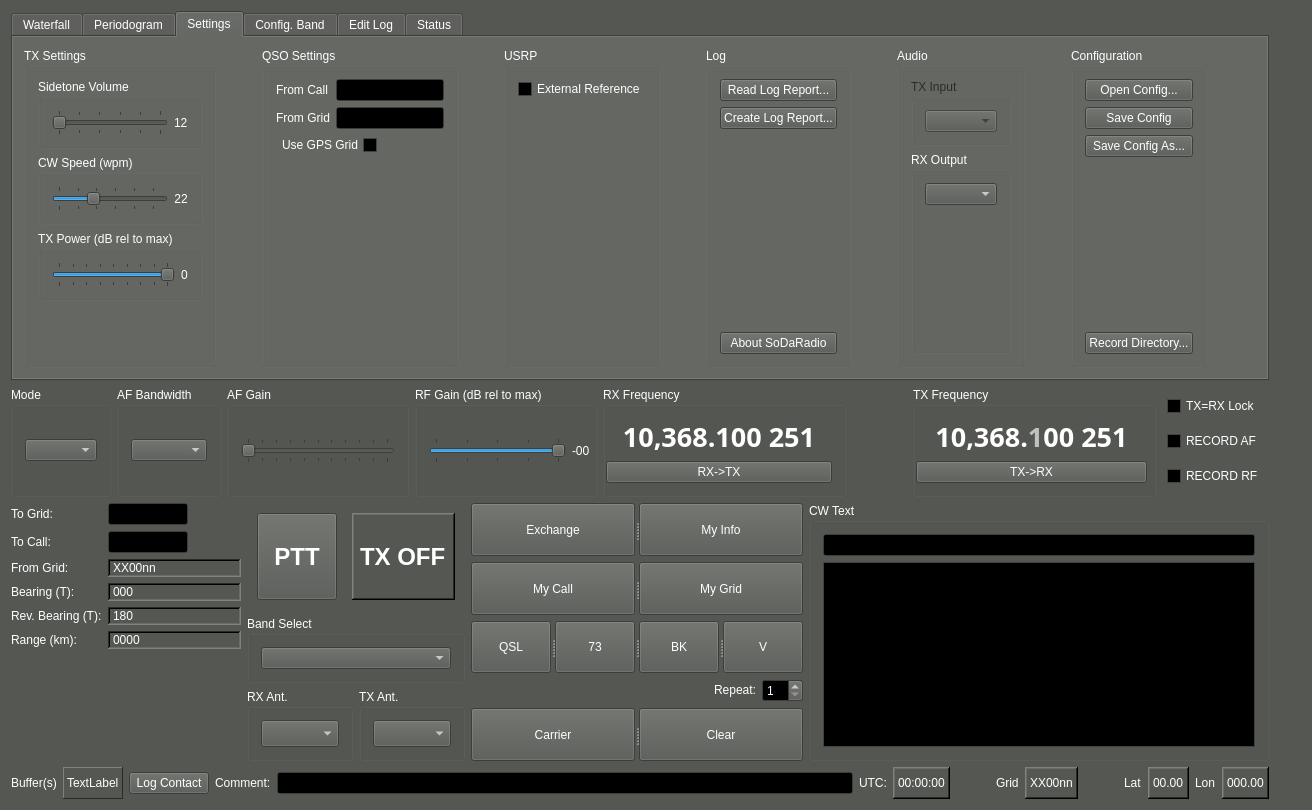
Above: qtgui/mainwindow.ui from kb1vc/SoDaRadio before the change. Below: the same form after it.
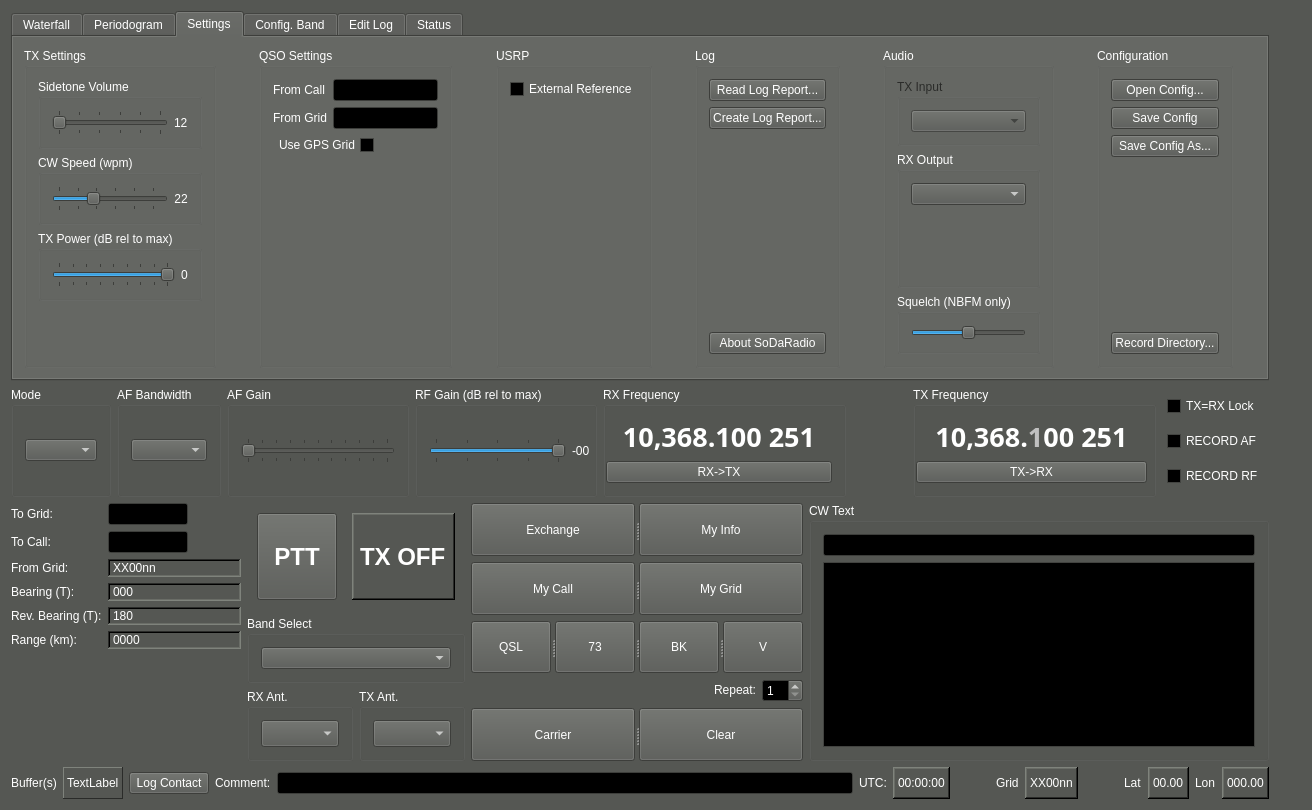
That is the form after the change. The open tabs and pages were chosen to show the change. Icons and pictures are not drawn. Custom widgets are drawn as their Qt base class.

Commit message: NBFM has a squelch setting on the SETTINGS tab.  It is unitless, and its setting is relative to the RF gain setting, so the two interact... sigh. The alternative would scan the whole IF span and look for the in-band energy to be greater than "squelch dB" above the average density.  But that isn't very convenient with the way the IF strip (see src/BaseBandRX.cxx) is organized.

```diff
--- a/qtgui/mainwindow.ui
+++ b/qtgui/mainwindow.ui
@@ -1189,6 +1189,31 @@
                </layout>
               </widget>
              </item>
+             <item>
+              <widget class="QGroupBox" name="SquelchBox">
+               <property name="title">
+                <string>Squelch (NBFM only)</string>
+               </property>
+               <layout class="QVBoxLayout" name="verticalLayout_5">
+                <item>
+                 <widget class="QSlider" name="Squelch_sli">
+                  <property name="toolTip">
+                   <string>&lt;html&gt;&lt;head/&gt;&lt;body&gt;&lt;p&gt;IF level required to enable NBFM demod&lt;/p&gt;&lt;p&gt;&lt;br/&gt;&lt;/p&gt;&lt;p&gt;Note that squelch level is with reference to RF gain setting. Increased RF gain will decrease the signal strength necessary to break the squelch. &lt;/p&gt;&lt;p&gt;&lt;br/&gt;&lt;/p&gt;&lt;/body&gt;&lt;/html&gt;</string>
+                  </property>
+                  <property name="maximum">
+                   <number>12</number>
+                  </property>
+                  <property name="sliderPosition">
+                   <number>6</number>
+                  </property>
+                  <property name="orientation">
+                   <enum>Qt::Horizontal</enum>
+                  </property>
+                 </widget>
+                </item>
+               </layout>
+              </widget>
+             </item>
             </layout>
            </widget>
           </item>
```
Left out of the diff: 4 changed lines with no effect on the pictures. The commit also changes 9 other files.
